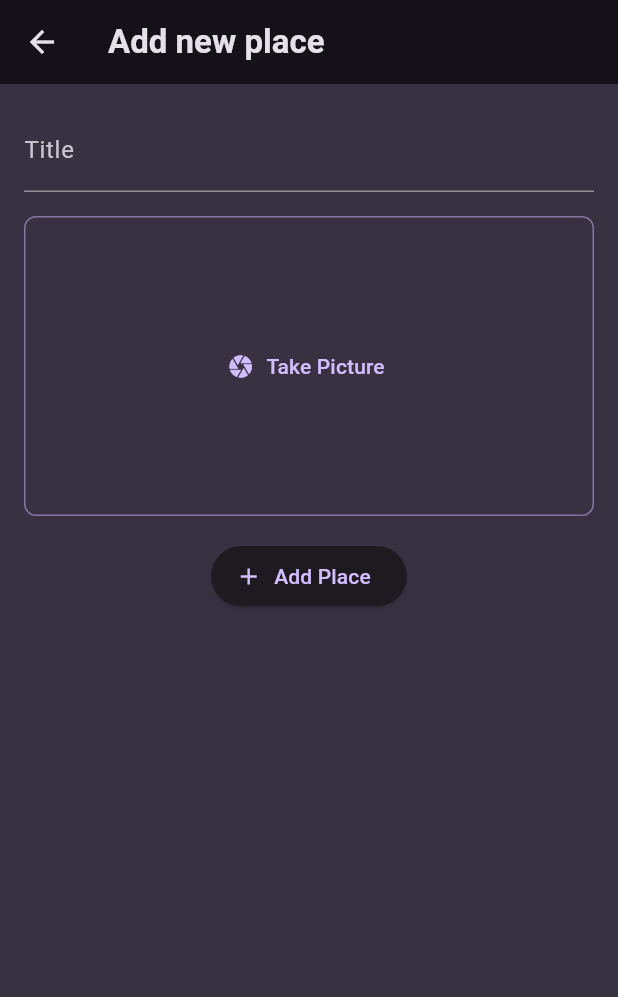
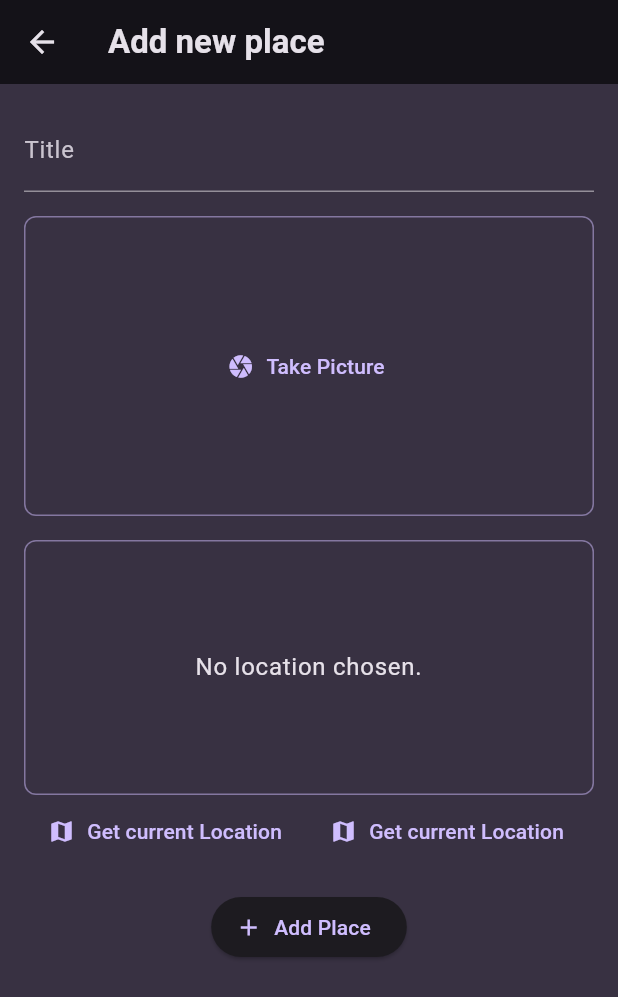
Before and after one commit to franciscovidalsantos/LearningFlutterAndDart, a Flutter app: the AddPlaceScreen screen opened directly, on a phone screen of 412 x 824 dp. Shown: the top 997 px of the screen. Run offline on Flutter 3.47's test engine with Material 3 defaults, Android fonts, the light colour scheme and no system bars; our stand-ins replace flutter_riverpod, google_fonts, image_picker, transparent_image, wakelock_plus; missing offline and left inert: fading_edge_scrollview.

Commit message:
added location_input widget
- added dependencies and native permissions (was only needed to iOS)

```diff
--- a/favorite_places_app/lib/screens/add_place.dart
+++ b/favorite_places_app/lib/screens/add_place.dart
@@ -3,6 +3,7 @@
 import 'package:favorite_places_app/models/place.dart';
 import 'package:favorite_places_app/providers/user_places.dart';
 import 'package:favorite_places_app/widgets/image_input.dart';
+import 'package:favorite_places_app/widgets/location_input.dart';
 import 'package:flutter/material.dart';
 import 'package:flutter_riverpod/flutter_riverpod.dart';
 
@@ -61,6 +62,8 @@
               },
             ),
             SizedBox(height: 16),
+            LocationInput(),
+            SizedBox(height: 16),
             ElevatedButton.icon(
               onPressed: _addPlace,
               icon: Icon(Icons.add),
--- /dev/null
+++ b/favorite_places_app/lib/widgets/location_input.dart
@@ -0,0 +1,54 @@
+import 'package:flutter/material.dart';
+
+class LocationInput extends StatefulWidget {
+  const LocationInput({super.key});
+
+  @override
+  State<LocationInput> createState() => _LocationInputState();
+}
+
+class _LocationInputState extends State<LocationInput> {
+  @override
+  Widget build(BuildContext context) {
+    return Column(
+      children: [
+        Container(
+          height: 170,
+          width: double.infinity,
+          alignment: Alignment.center,
+          decoration: BoxDecoration(
+            border: Border.all(
+              color: Theme.of(
+                context,
+              ).colorScheme.primary.withValues(alpha: 0.5),
+              width: 1,
+            ),
+            borderRadius: BorderRadius.circular(8),
+          ),
+          child: Text(
+            "No location chosen.",
+            textAlign: TextAlign.center,
+            style: Theme.of(context).textTheme.bodyLarge!.copyWith(
+              color: Theme.of(context).colorScheme.onBackground,
+            ),
+          ),
+        ),
+        Row(
+          mainAxisAlignment: MainAxisAlignment.spaceEvenly,
+          children: [
+            TextButton.icon(
+              icon: Icon(Icons.map),
+              label: Text("Get current Location"),
+              onPressed: () {},
+            ),
+            TextButton.icon(
+              icon: Icon(Icons.map),
+              label: Text("Get current Location"),
+              onPressed: () {},
+            ),
+          ],
+        ),
+      ],
+    );
+  }
+}
--- a/favorite_places_app/pubspec.yaml
+++ b/favorite_places_app/pubspec.yaml
@@ -38,6 +38,7 @@
   uuid: ^4.5.1
   flutter_riverpod: ^2.6.1
   image_picker: ^1.1.2
+  location: ^5.0.0
 
 dev_dependencies:
   flutter_test:
```
Also changed, not shown: 1 other file.
